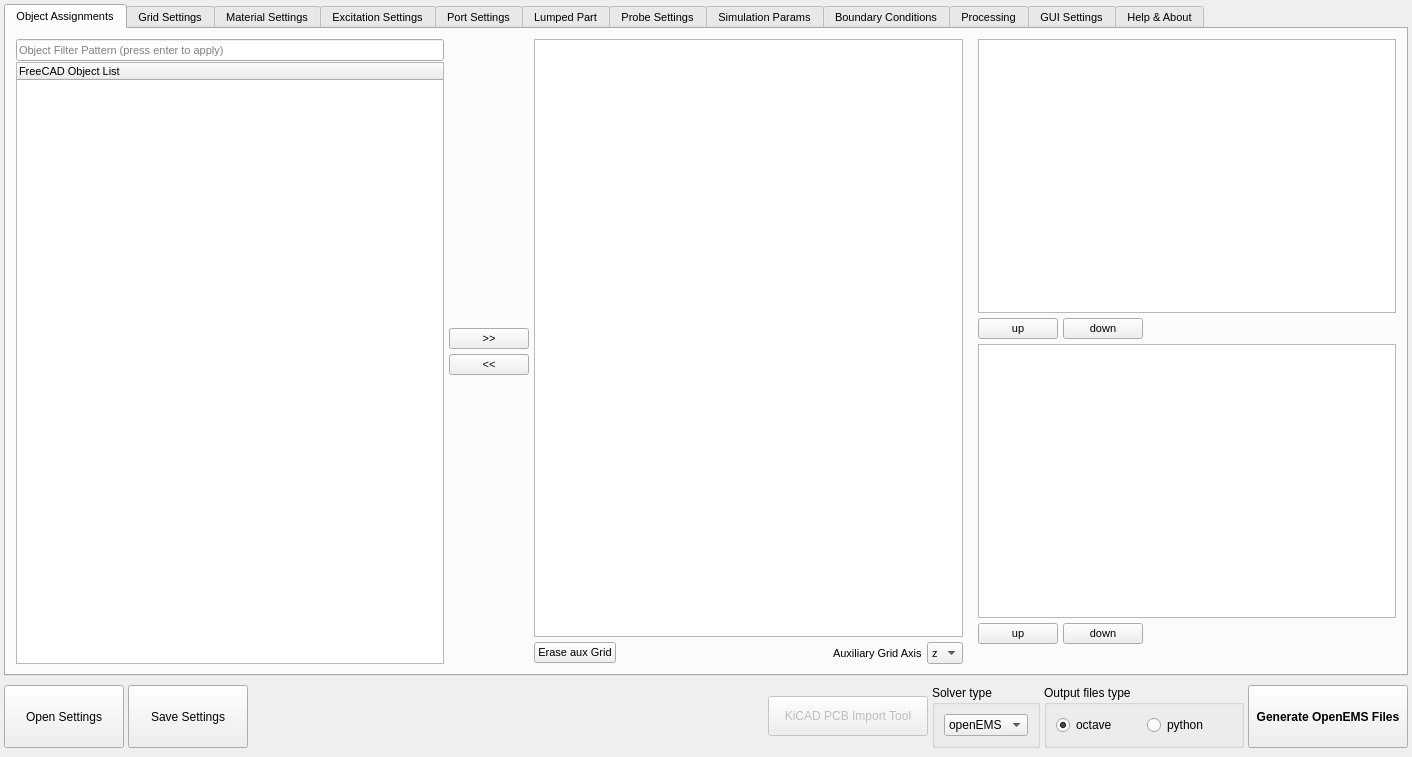
First picture: the form in ui/dialog_OpenEMS_Simulation_Creator.ui, repository LubomirJagos42/FreeCAD-OpenEMS-Export, before the edit.
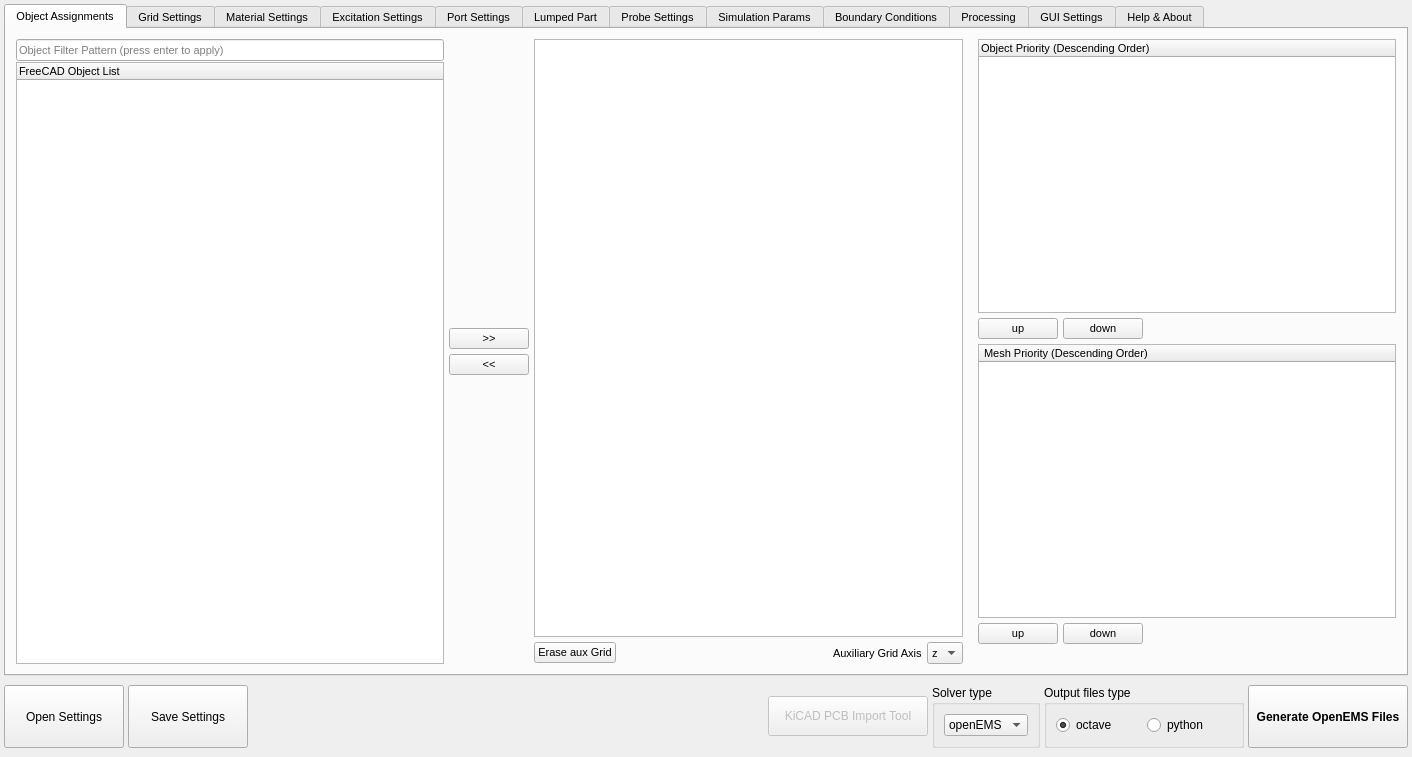
Second picture: the form after the edit. The open tabs and pages were chosen to show the change.

Diff of the .ui file:
```diff
--- a/ui/dialog_OpenEMS_Simulation_Creator.ui
+++ b/ui/dialog_OpenEMS_Simulation_Creator.ui
@@ -343,7 +343,7 @@
                 <enum>QAbstractItemView::SelectionMode::ContiguousSelection</enum>
                </property>
                <attribute name="headerVisible">
-                <bool>false</bool>
+                <bool>true</bool>
                </attribute>
                <column>
                 <property name="text">
@@ -401,7 +401,7 @@
                 <enum>QAbstractItemView::SelectionMode::ContiguousSelection</enum>
                </property>
                <attribute name="headerVisible">
-                <bool>false</bool>
+                <bool>true</bool>
                </attribute>
                <attribute name="headerCascadingSectionResizes">
                 <bool>false</bool>
```
Left out of the diff: 4 changed lines with no effect on the pictures.
